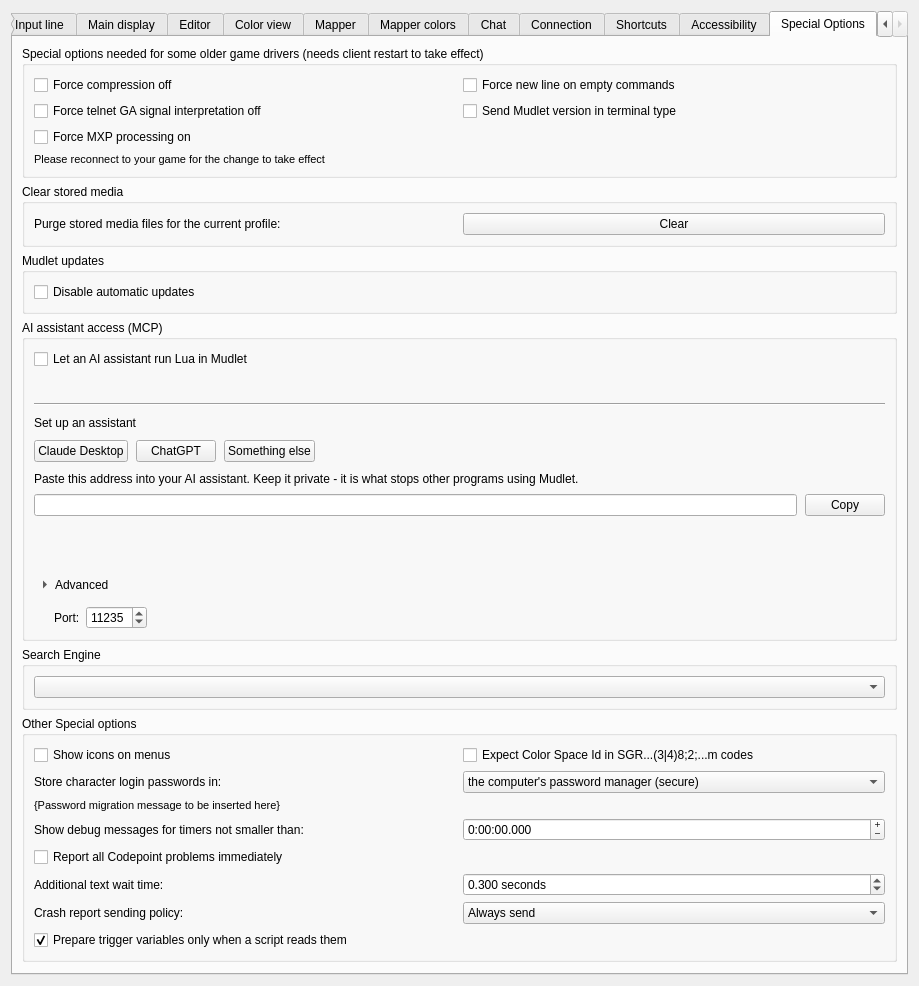
This is src/ui/profile_preferences.ui in Mudlet/Mudlet as Qt 5 draws it before an edit. The edited form follows.
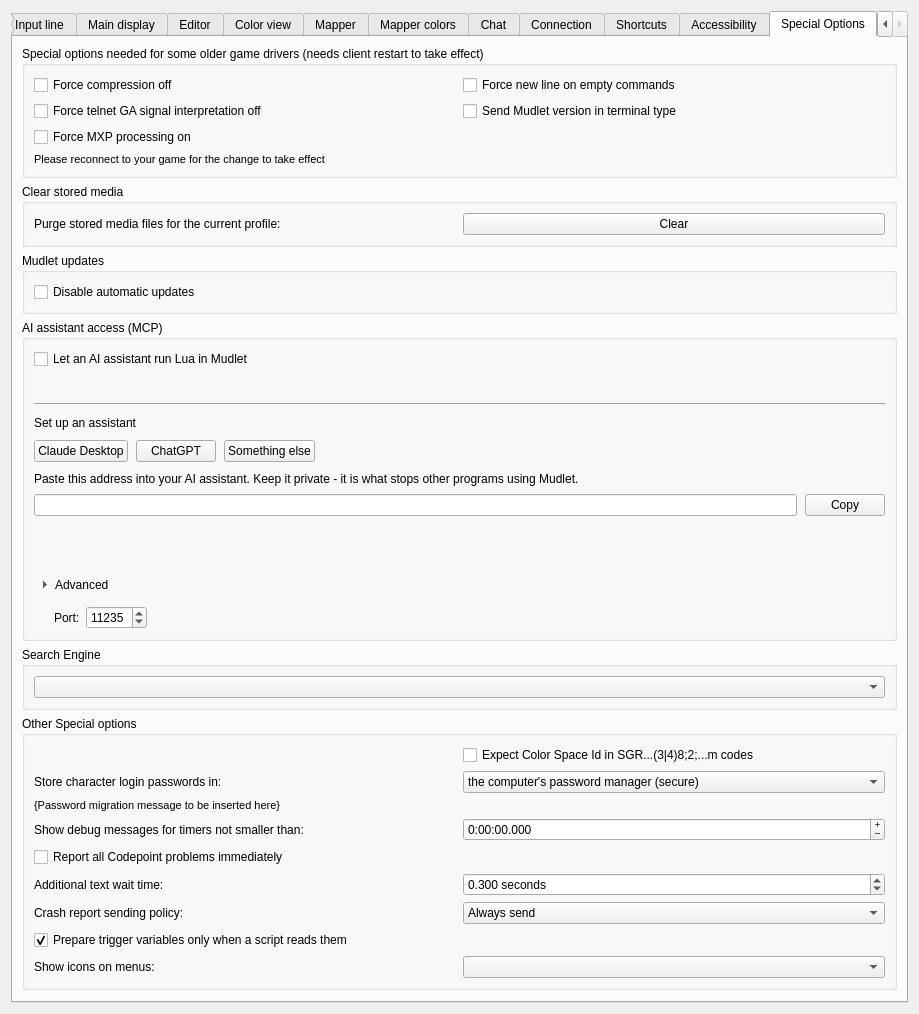
This is the edited form. The open tabs and pages were chosen to show the change. Icons and pictures are not drawn. Custom widgets are drawn as their Qt base class.

Commit message: Improve: "Show icons on menus" is a dropdown with its three choices named

Diff of the .ui file:
```diff
--- a/src/ui/profile_preferences.ui
+++ b/src/ui/profile_preferences.ui
@@ -5477,22 +5477,6 @@
           <string>Other Special options</string>
          </property>
          <layout class="QGridLayout" name="gridLayout_groupBox_debug">
-          <item row="0" column="0">
-           <widget class="QCheckBox" name="checkBox_showIconsOnMenus">
-            <property name="text">
-             <string>Show icons on menus</string>
-            </property>
-            <property name="checkable">
-             <bool>true</bool>
-            </property>
-            <property name="checked">
-             <bool>false</bool>
-            </property>
-            <property name="tristate">
-             <bool>true</bool>
-            </property>
-           </widget>
-          </item>
           <item row="0" column="1">
            <widget class="QCheckBox" name="checkBox_expectCSpaceIdInColonLessMColorCode">
             <property name="toolTip">
@@ -5709,6 +5693,19 @@
             </property>
            </widget>
           </item>
+          <item row="8" column="0">
+           <widget class="QLabel" name="label_showIconsOnMenus">
+            <property name="text">
+             <string extracomment="Label in front of the dropdown on the General settings page where the player picks whether menus show an icon beside each entry.">Show icons on menus:</string>
+            </property>
+            <property name="buddy">
+             <cstring>comboBox_showIconsOnMenus</cstring>
+            </property>
+           </widget>
+          </item>
+          <item row="8" column="1">
+           <widget class="QComboBox" name="comboBox_showIconsOnMenus"/>
+          </item>
          </layout>
         </widget>
        </item>
```
Left out of the diff: 2 changed lines with no effect on the pictures. The commit also changes 8 other files.
